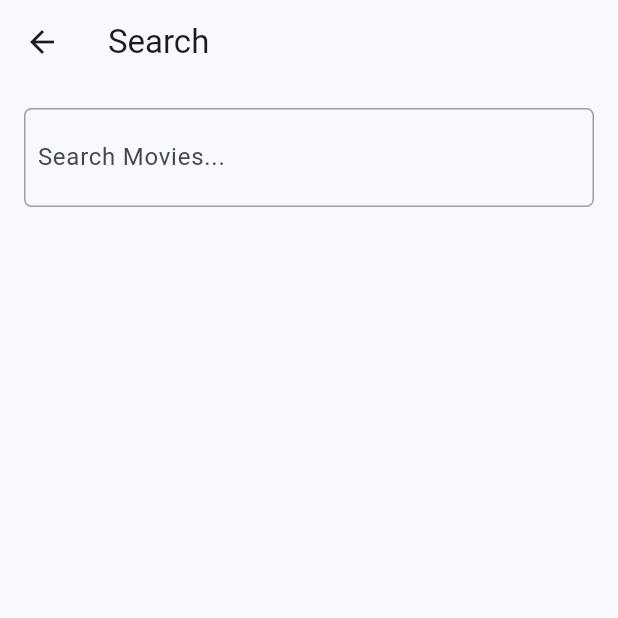
After one commit to Mobile-Programming-MDP/materi-flutter-CalvinAnglerian-1, a Flutter app: the SearchScreen screen opened directly, on a phone screen of 412 x 824 dp, the top half of it. The commit adds this screen. Run offline on Flutter 3.47's test engine with Material 3 defaults, Android fonts, the phone set to English and light mode, and no system bars; network calls fail.

Commit message:
pertemuan5

```diff
--- /dev/null
+++ b/pilem/lib/screens/search_screen.dart
@@ -0,0 +1,124 @@
+import 'package:flutter/material.dart';
+import 'package:pilem/models/movie.dart';
+import 'package:pilem/screens/detail_screen.dart';
+import 'package:pilem/services/api_services.dart';
+
+class SearchScreen extends StatefulWidget {
+  const SearchScreen({super.key});
+
+  @override
+  SearchScreenState createState() => SearchScreenState();
+}
+
+class SearchScreenState extends State<SearchScreen> {
+  final ApiService _apiService = ApiService();
+  final TextEditingController _searchController = TextEditingController();
+  List<Movie> _searchResults = [];
+
+  @override
+  void initState() {
+    super.initState();
+    _searchController.addListener(_searchMovies);
+  }
+
+  @override
+  void dispose() {
+    _searchController.dispose();
+    super.dispose();
+  }
+
+  void _searchMovies() async {
+    if (_searchController.text.isEmpty) {
+      setState(() {
+        _searchResults.clear();
+      });
+      return;
+    }
+    final List<Map<String, dynamic>> searchData =
+      await _apiService.searchMovies(_searchController.text);
+    setState(() {
+      _searchResults = searchData.map((e) => Movie.fromJson(e)).toList();
+    });
+  }
+
+  @override
+  Widget build(BuildContext context) {
+    return Scaffold(
+      appBar: AppBar(
+        title: const Text('Search'),
+      ),
+      body: Padding(
+        padding: const EdgeInsets.all(16.0),
+        child: Column(
+          children: [
+            Container(
+              padding: const EdgeInsets.all(8.0),
+              decoration: BoxDecoration(
+                border: Border.all(
+                  color: Colors.grey,
+                  width: 1.0,
+                ),
+                borderRadius: BorderRadius.circular(5.0),
+              ),
+              child: Row(
+                children: [
+                  Expanded(
+                    child: TextField(
+                      controller: _searchController,
+                      decoration: const InputDecoration(
+                        hintText: 'Search Movies...',
+                        border: InputBorder.none,
+                      ),
+                    ),
+                  ),
+                  Visibility(
+                    visible: _searchController.text.isNotEmpty,
+                    child: IconButton(
+                      icon: const Icon(Icons.clear),
+                      onPressed: () {
+                        _searchController.clear();
+                        setState(() {
+                          _searchResults.clear();
+                        });
+                      },
+                    ),
+                  ),
+                ],
+              ),
+            ),
+
+            const SizedBox(height: 16),
+            Expanded(
+              child: ListView.builder(
+                itemCount: _searchResults.length,
+                itemBuilder: (context, index) {
+                  final Movie movie = _searchResults[index];
+                  return Padding(
+                    padding: const EdgeInsets.symmetric(vertical: 4),
+                    child: ListTile(
+                      leading: Image.network(
+                        'https://image.tmdb.org/t/p/w500${movie.posterPath}',
+                        height: 50,
+                        width: 50,
+                        fit: BoxFit.cover,
+                      ),
+                      title: Text(movie.title),
+                      onTap: () {
+                        Navigator.push(
+                          context,
+                          MaterialPageRoute(
+                            builder: (context) => DetailScreen(movie: movie),
+                          ),
+                        );
+                      },
+                    ),
+                  );
+                }
+              )
+            )
+          ],
+        ),
+      ),
+    );
+  }
+}
```
Also changed, not shown: pilem/lib/main.dart (+52 -1 lines), pilem/lib/screens/detail_screen.dart (+72 -0 lines), pilem/lib/screens/favorite_screen.dart (added, +15 -0 lines), pilem/lib/screens/home_screen.dart (+48 -6 lines).
